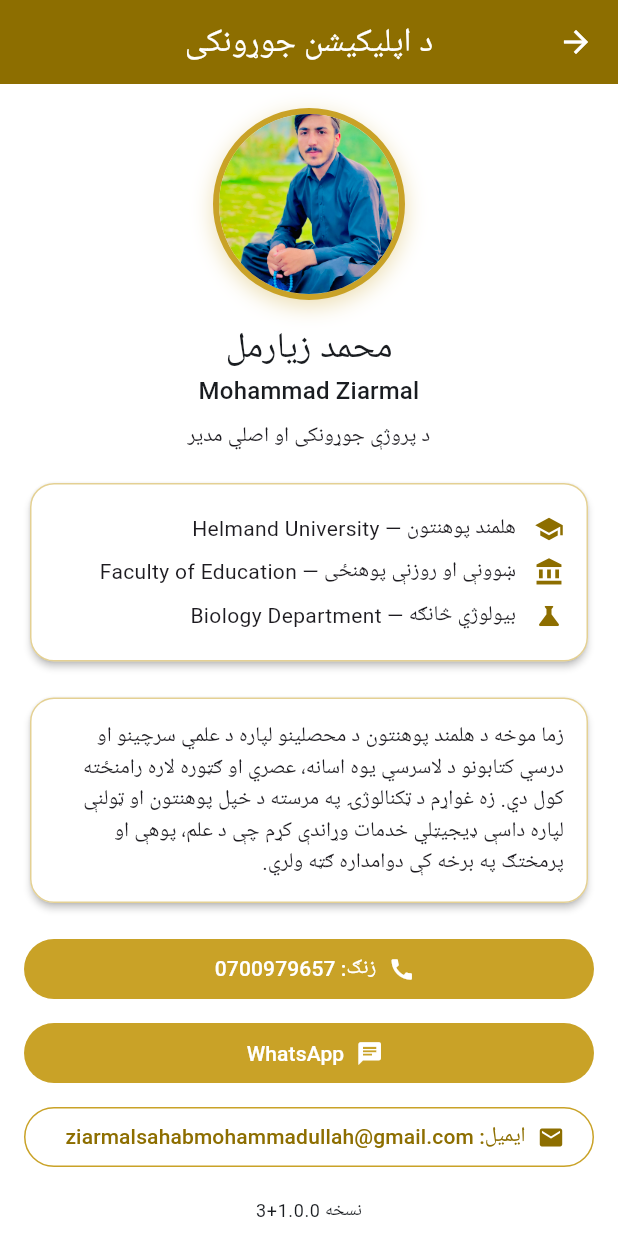
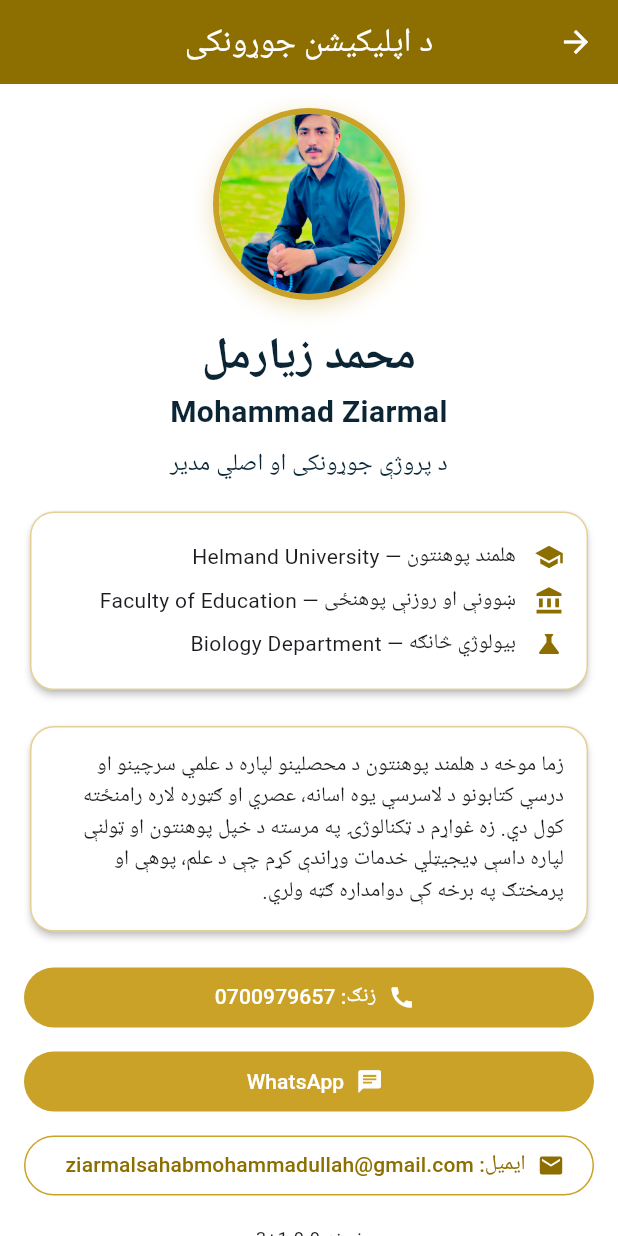
Before and after one commit to Mohammad-ziarmal/helmand-university-library, a Flutter app: the DeveloperScreen screen opened directly, on a phone screen of 412 x 824 dp. Run offline on Flutter 3.47's test engine with Material 3 defaults, Android fonts, the phone set to English and light mode, and no system bars; our stand-ins replace file_picker, share_plus, shared_preferences, supabase_flutter; accounts and stored records are empty.

Commit message:
Build 26: developer name dark navy bold (fix faint name) + slides gold-line removal is separate

```diff
--- a/student_app/lib/screens/developer_screen.dart
+++ b/student_app/lib/screens/developer_screen.dart
@@ -20,6 +20,9 @@ class DeveloperScreen extends StatelessWidget {
   // Gold theme for this page.
   static const _gold = Color(0xFFC9A227);
   static const _darkGold = Color(0xFF8D6E00);
+  // Dark navy for the name — explicit, so it stays dark and readable
+  // on the white background in both light and dark mode.
+  static const _navy = Color(0xFF0B2535);
 
   Future<void> _open(BuildContext context, Uri uri) async {
     final ok = await launchUrl(uri, mode: LaunchMode.externalApplication);
@@ -96,17 +99,34 @@ class DeveloperScreen extends StatelessWidget {
             Center(
               child: Text(
                 'محمد زیارمل',
-                style: Theme.of(context).textTheme.headlineSmall,
+                style: const TextStyle(
+                  fontSize: 30,
+                  fontWeight: FontWeight.bold,
+                  color: _navy,
+                ),
               ),
             ),
             Center(
               child: Text(
                 'Mohammad Ziarmal',
-                style: Theme.of(context).textTheme.titleMedium,
+                style: const TextStyle(
+                  fontSize: 20,
+                  fontWeight: FontWeight.w600,
+                  color: _navy,
+                ),
               ),
             ),
             const SizedBox(height: 8),
-            Center(child: Text(tr(context, 'developerRole'))),
+            Center(
+              child: Text(
+                tr(context, 'developerRole'),
+                style: const TextStyle(
+                  fontSize: 16,
+                  fontWeight: FontWeight.w500,
+                  color: _navy,
+                ),
+              ),
+            ),
             const SizedBox(height: 16),
             Card(
               child: Padding(
--- a/student_app/pubspec.yaml
+++ b/student_app/pubspec.yaml
@@ -1,7 +1,7 @@
 name: student_app
 description: "Helmand University Digital Library - Student App"
 publish_to: "none"
-version: 1.0.0+9
+version: 1.0.0+10
 
 environment:
   sdk: ">=3.3.0 <4.0.0"
```
